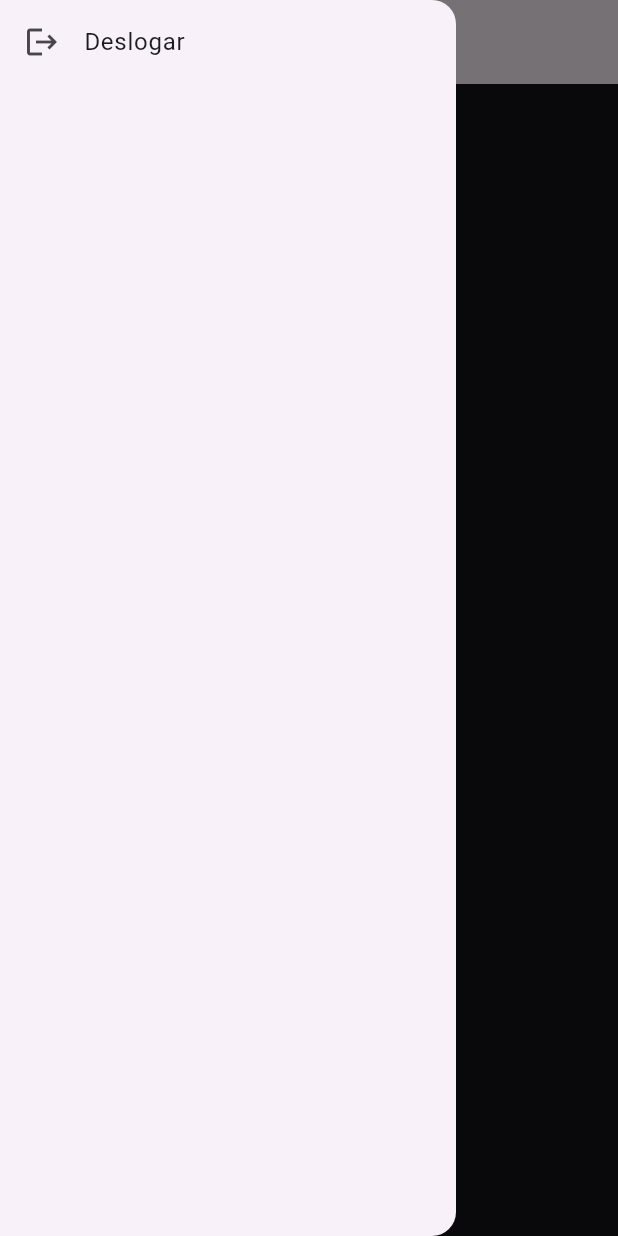
After one commit to GustaDuarte/gym-easy, a Flutter app: the screen it shows once a user with an empty profile is signed in, in the side drawer, after a tap on "Deslogar", on a phone screen of 412 x 824 dp. The commit adds this screen. Run offline on Flutter 3.47's test engine with Material 3 defaults, Android fonts, the phone set to English and light mode, and no system bars; our stand-ins replace firebase_auth, firebase_core; accounts and stored records are empty.

Commit message:
:sparkles: feat: Login and Logout created

```diff
--- a/lib/main.dart
+++ b/lib/main.dart
@@ -1,7 +1,9 @@
+import 'package:firebase_auth/firebase_auth.dart';
 import 'package:flutter/material.dart';
-import 'package:flutter_projects/screens/authentication.dart';
+import 'package:flutter_projects/screens/authentication_screen.dart';
 import 'package:flutter_projects/screens/exercise.dart';
 import 'package:firebase_core/firebase_core.dart';
+import 'package:flutter_projects/screens/home_screen.dart';
 import 'firebase_options.dart';
 
 void main() async {
@@ -22,7 +24,24 @@
       theme: ThemeData.dark().copyWith(
         colorScheme: ColorScheme.fromSeed(seedColor: Colors.deepPurple),
       ),
-      home: AuthenticationScreen(),
+      home: RouterSreen(),
     );
   }
 }
+
+class RouterSreen extends StatelessWidget {
+  const RouterSreen({super.key});
+
+  @override
+  Widget build(BuildContext context) {
+    return StreamBuilder<User?>(
+      stream: FirebaseAuth.instance.userChanges(),
+      builder: (context, snapshot){
+      if (snapshot.hasData){
+        return HomeScreen();
+      } else {
+        return AuthenticationScreen();
+      }
+    },);
+  }
+}
--- /dev/null
+++ b/lib/screens/home_screen.dart
@@ -0,0 +1,25 @@
+import 'package:flutter/material.dart';
+import 'package:flutter_projects/service/authentification_service.dart';
+
+class HomeScreen extends StatelessWidget {
+  const HomeScreen({super.key});
+
+  @override
+  Widget build(BuildContext context) {
+    return Scaffold(
+      appBar: AppBar(title: Text("Tela inicial"),
+      ),
+      drawer: Drawer(
+        child: ListView(children: [
+          ListTile(
+            leading: const Icon(Icons.logout),
+            title: const Text("Deslogar"),
+            onTap: () {
+              AuthentificationService().logout();
+            }
+            ,)
+        ],),
+      ),
+    );
+  }
+}
--- a/lib/service/authentification_service.dart
+++ b/lib/service/authentification_service.dart
@@ -21,4 +21,17 @@
       return "Erro desconhecido";
     }
   }
+
+  Future<String?> loginUser({required String email, required String password}) async{
+    try {
+      await _firebaseAuth.signInWithEmailAndPassword(email: email, password: password);
+      return null;
+    } on FirebaseAuthException catch (e) {
+      return e.message;
+    }
+  }
+
+  Future<void> logout() async{
+    return _firebaseAuth.signOut();
+  }
 }
```
Also changed, not shown: lib/screens/authentication_screen.dart (renamed from lib/screens/authentication.dart, +7 -2 lines).
